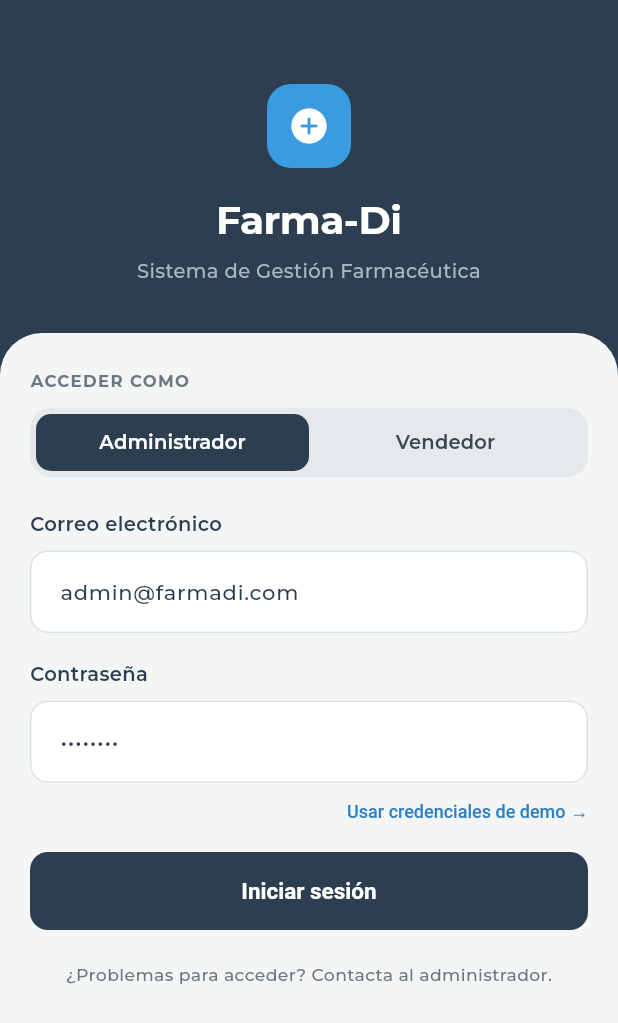
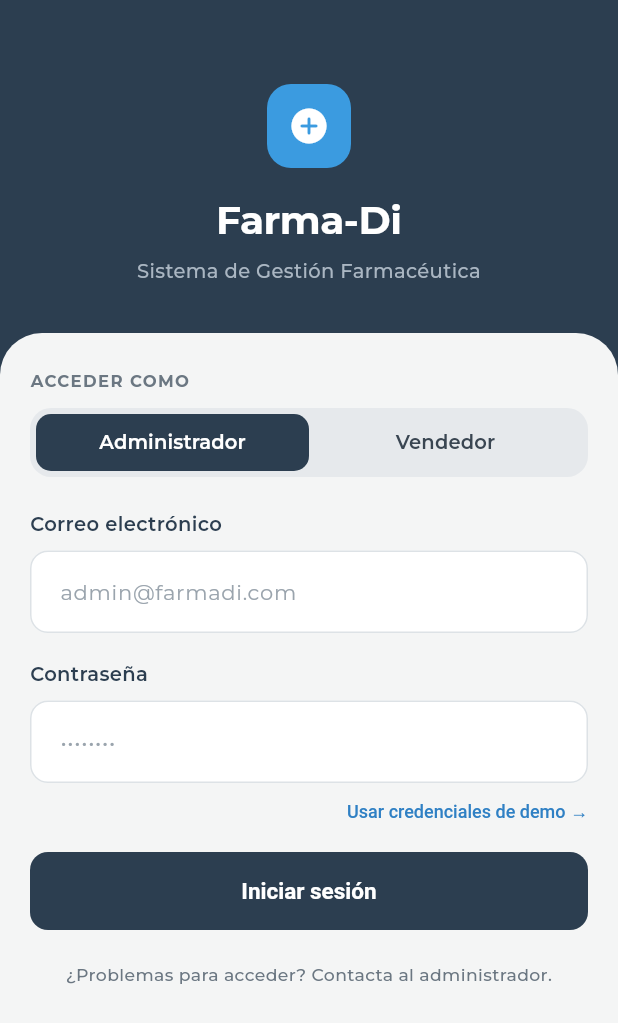
Before and after one commit to williamcortez07/farma_di_mobile, a Flutter app: the screen it shows after launch, after a tap on "Usar credenciales de demo →", on a phone screen of 412 x 824 dp. Shown: the top 1023 px of the screen. Run offline on Flutter 3.47's test engine with Material 3 defaults, Android fonts, the phone set to English and light mode, and no system bars; our stand-ins replace google_fonts.

Commit message:
CorreccionLogin

```diff
--- a/lib/screen/login.dart
+++ b/lib/screen/login.dart
@@ -1,20 +1,20 @@
 import 'package:flutter/material.dart';
 import 'package:farma_di_mobile/widgets/routes.dart';
 import 'package:flutter/services.dart';
-
+import '../theme/app_colors.dart';
 
 
 //Esto va en un archivo aparte
 abstract final class _Palette {
-  static const ink = Color(0xFF2C3E50);
-  static const sheet = Color(0xFFF4F5F5);
-  static const accent = Color(0xFF3B9BE0);
-  static const link = Color(0xFF2F80C4);
-  static const track = Color(0xFFE6E9EC);
-  static const border = Color(0xFFDDE2E6);
-  static const muted = Color(0xFF6B7782);
-  static const hint = Color(0xFF9AA4AD);
-  static const onInkMuted = Color(0xFFAAB6C2);
+  static const ink = AppColors.ink;
+  static const sheet = AppColors.sheet;
+  static const accent = AppColors.accent;
+  static const link = AppColors.link;
+  static const track = AppColors.track;
+  static const border = AppColors.border;
+  static const muted = AppColors.muted;
+  static const hint = AppColors.hint;
+  static const onInkMuted = AppColors.onInkMuted;
 }
 
 enum UserRole {
@@ -46,10 +46,7 @@ class _LoginPageState extends State<LoginPage> {
     super.dispose();
   }
 
-  void _fillDemo() {
-    _email.text = _role.demoEmail;
-    _password.text = '12345678';
-  }
+
 
   Future<void> _submit() async {
     if (_loading) return;
@@ -87,9 +84,8 @@ class _LoginPageState extends State<LoginPage> {
                           bottomInset: bottomInset,
                           role: _role,
                           onRoleChanged: (r) => setState(() => _role = r),
-                          emailController: _email,
-                          passwordController: _password,
-                          onDemo: _fillDemo,
+                          email: _email,
+                          password: _password,
                           onSubmit: _submit,
                           loading: _loading,
                         ),
@@ -159,9 +155,8 @@ class _FormSheet extends StatelessWidget {
     required this.bottomInset,
     required this.role,
     required this.onRoleChanged,
-    required this.emailController,
-    required this.passwordController,
-    required this.onDemo,
+    required this.email,
+    required this.password,
     required this.onSubmit,
     required this.loading,
   });
@@ -169,9 +164,8 @@ class _FormSheet extends StatelessWidget {
   final double bottomInset;
   final UserRole role;
   final ValueChanged<UserRole> onRoleChanged;
-  final TextEditingController emailController;
-  final TextEditingController passwordController;
-  final VoidCallback onDemo;
+  final TextEditingController email;
+  final TextEditingController password;
   final VoidCallback onSubmit;
   final bool loading;
 
@@ -203,7 +197,7 @@ class _FormSheet extends StatelessWidget {
           const _FieldLabel('Correo electrónico'),
           const SizedBox(height: 8),
           TextField(
-            controller: emailController,
+            controller: email,
             keyboardType: TextInputType.emailAddress,
             textInputAction: TextInputAction.next,
             autofillHints: const [AutofillHints.username],
@@ -216,7 +210,7 @@ class _FormSheet extends StatelessWidget {
           const _FieldLabel('Contraseña'),
           const SizedBox(height: 8),
           TextField(
-            controller: passwordController,
+            controller: password,
             obscureText: true,
             textInputAction: TextInputAction.done,
             autofillHints: const [AutofillHints.password],
@@ -229,7 +223,7 @@ class _FormSheet extends StatelessWidget {
           Align(
             alignment: Alignment.centerRight,
             child: TextButton(
-              onPressed: onDemo,
+              onPressed: () {},
               style: TextButton.styleFrom(
                 foregroundColor: _Palette.link,
                 padding: const EdgeInsets.symmetric(horizontal: 0, vertical: 10),
--- a/lib/theme/app_colors.dart
+++ b/lib/theme/app_colors.dart
@@ -5,6 +5,8 @@ import 'package:flutter/material.dart';
 /// solo haya que tocar un archivo.
 class AppColors {
   AppColors._();
+
+
 
   static const Color background = Color(0xFFF4F6FA);
   static const Color surface = Colors.white;
@@ -35,5 +37,15 @@ class AppColors {
   // Panel de perfil (Preferencias)
   static const Color profileCard = Color(0xFF1E293F);
 
-  static const Color border = Color(0xFFEDEFF3);
+
+  //Login
+  static const Color ink = Color(0xFF2C3E50);
+  static const Color sheet = Color(0xFFF4F5F5);
+  static const Color accent = Color(0xFF3B9BE0);
+  static const Color link = Color(0xFF2F80C4);
+  static const Color track = Color(0xFFE6E9EC);
+  static const Color border = Color(0xFFDDE2E6);
+  static const Color muted = Color(0xFF6B7782);
+  static const Color hint = Color(0xFF9AA4AD);
+  static const Color onInkMuted = Color(0xFFAAB6C2);
 }
```
